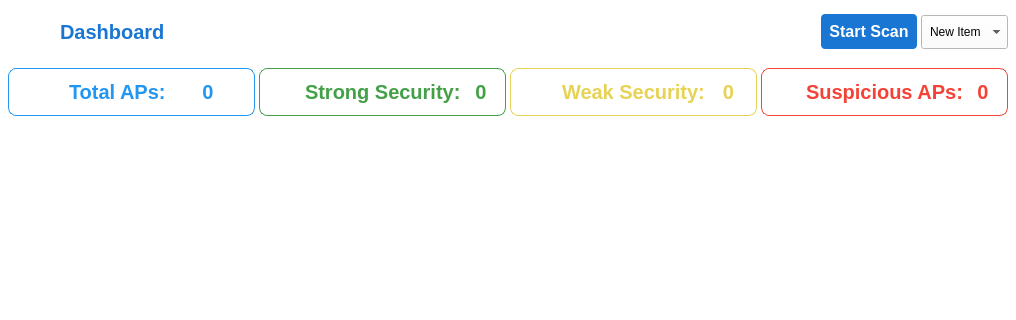
Above: pages/dashboard/dashboard.ui from nguyenduchuy-22NS024/wifi-security-analyzer before the change; both pictures show x 0 to 1016 and y 0 to 320 of the 1016 by 720 pixel window. Below: the same form after it.
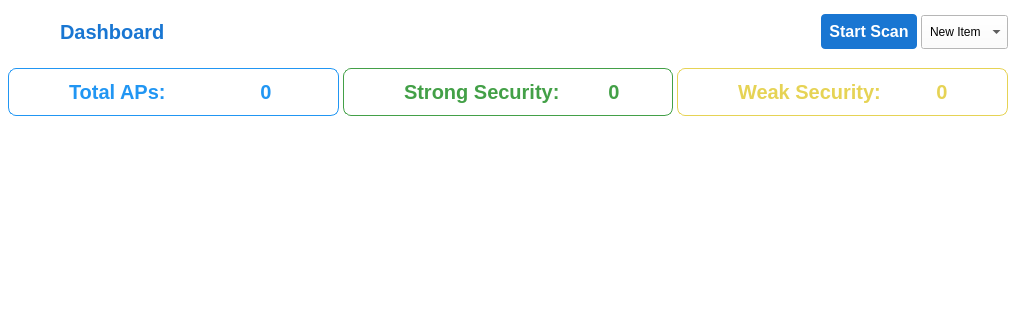
That is the form after the change. Icons and pictures are not drawn.

Commit message: Delete SuspiciousPage

Diff of the .ui file:
```diff
--- a/pages/dashboard/dashboard.ui
+++ b/pages/dashboard/dashboard.ui
@@ -691,76 +691,6 @@
                    </layout>
                   </widget>
                  </item>
-                 <item>
-                  <widget class="QFrame" name="frCard4">
-                   <property name="styleSheet">
-                    <string notr="true">#lblCardName4, #lblCardValue4 {
-	font-size: 20px;
-	font-weight: bold;
-	color: #f44336;
-}</string>
-                   </property>
-                   <property name="frameShape">
-                    <enum>QFrame::Shape::StyledPanel</enum>
-                   </property>
-                   <property name="frameShadow">
-                    <enum>QFrame::Shadow::Raised</enum>
-                   </property>
-                   <layout class="QHBoxLayout" name="horizontalLayout_6">
-                    <property name="spacing">
-                     <number>4</number>
-                    </property>
-                    <property name="leftMargin">
-                     <number>8</number>
-                    </property>
-                    <property name="topMargin">
-                     <number>0</number>
-                    </property>
-                    <property name="rightMargin">
-                     <number>8</number>
-                    </property>
-                    <property name="bottomMargin">
-                     <number>0</number>
-                    </property>
-                    <item>
-                     <widget class="QLabel" name="lblCardLogo4">
-                      <property name="maximumSize">
-                       <size>
-                        <width>48</width>
-                        <height>48</height>
-                       </size>
-                      </property>
-                      <property name="text">
-                       <string/>
-                      </property>
-                      <property name="pixmap">
-                       <pixmap resource="../../resources.qrc">:/root/resources/icons8-warning-2-48.png</pixmap>
-                      </property>
-                     </widget>
-                    </item>
-                    <item>
-                     <widget class="QLabel" name="lblCardName4">
-                      <property name="text">
-                       <string>Suspicious APs:</string>
-                      </property>
-                      <property name="wordWrap">
-                       <bool>true</bool>
-                      </property>
-                     </widget>
-                    </item>
-                    <item>
-                     <widget class="QLabel" name="lblCardValue4">
-                      <property name="text">
-                       <string>0</string>
-                      </property>
-                      <property name="alignment">
-                       <set>Qt::AlignmentFlag::AlignCenter</set>
-                      </property>
-                     </widget>
-                    </item>
-                   </layout>
-                  </widget>
-                 </item>
                 </layout>
                </widget>
               </item>
```
The commit also changes 4 other files.
